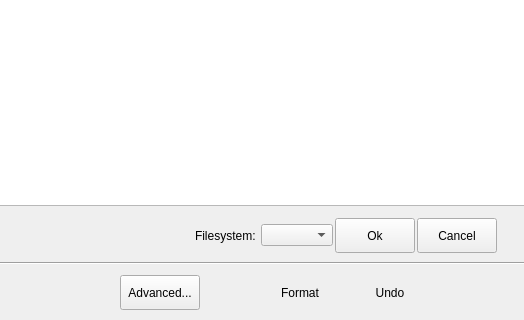
abveritas/installer, file ui/pages/partition.ui: the form before one commit; both pictures show x 93 to 617 and y 210 to 530 of the 786 by 530 pixel window.
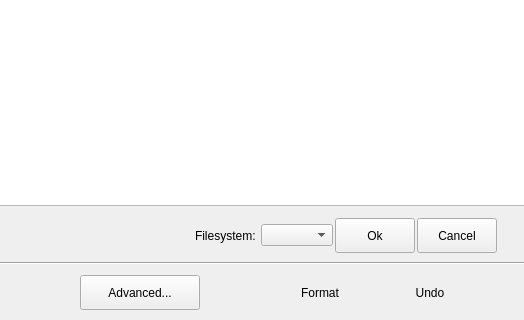
The form after the commit. Custom widgets are drawn as their Qt base class.

Diff of the .ui file:
```diff
--- a/ui/pages/partition.ui
+++ b/ui/pages/partition.ui
@@ -253,7 +253,7 @@
       <widget class="QPushButton" name="advancedButton">
        <property name="minimumSize">
         <size>
-         <width>0</width>
+         <width>120</width>
          <height>35</height>
         </size>
        </property>
@@ -288,7 +288,7 @@
       <widget class="QPushButton" name="formatButton">
        <property name="minimumSize">
         <size>
-         <width>35</width>
+         <width>120</width>
          <height>35</height>
         </size>
        </property>
```
